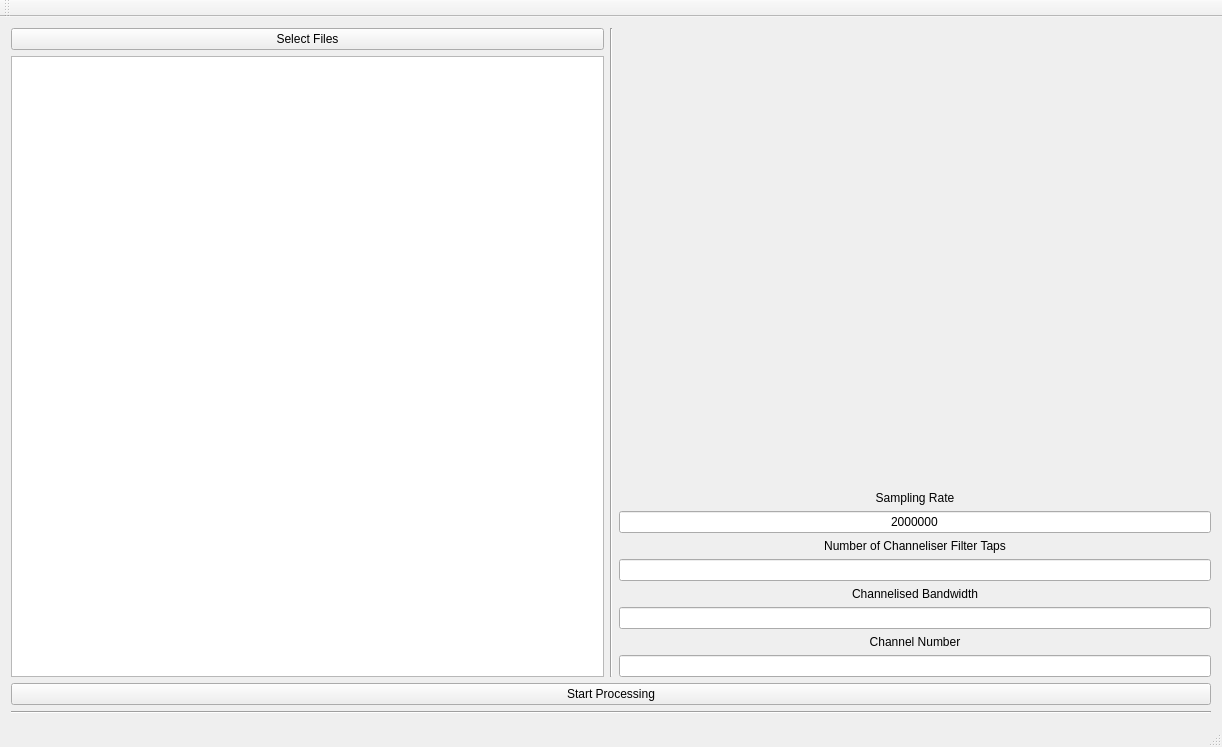
Old version of the form mainwindow.ui in the repository icyveins7/SignalObserver.
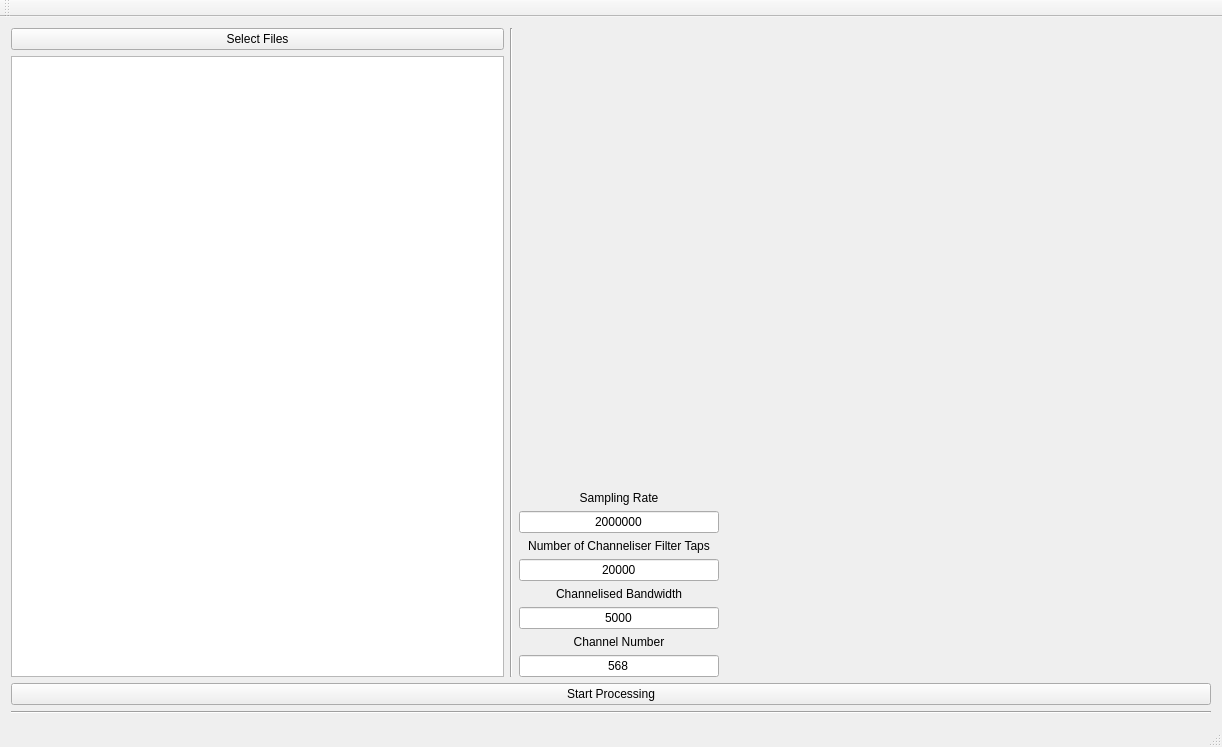
New version of the form.

The edit to the form file:
```diff
--- a/mainwindow.ui
+++ b/mainwindow.ui
@@ -57,6 +57,12 @@
           </item>
           <item>
            <widget class="QLabel" name="label">
+            <property name="maximumSize">
+             <size>
+              <width>200</width>
+              <height>16777215</height>
+             </size>
+            </property>
             <property name="text">
              <string>Sampling Rate</string>
             </property>
@@ -67,6 +73,15 @@
           </item>
           <item>
            <widget class="QLineEdit" name="fsEdit">
+            <property name="maximumSize">
+             <size>
+              <width>200</width>
+              <height>16777215</height>
+             </size>
+            </property>
+            <property name="layoutDirection">
+             <enum>Qt::LeftToRight</enum>
+            </property>
             <property name="text">
              <string>2000000</string>
             </property>
@@ -77,6 +92,12 @@
           </item>
           <item>
            <widget class="QLabel" name="label_3">
+            <property name="maximumSize">
+             <size>
+              <width>200</width>
+              <height>16777215</height>
+             </size>
+            </property>
             <property name="text">
              <string>Number of Channeliser Filter Taps</string>
             </property>
@@ -87,6 +108,18 @@
           </item>
           <item>
            <widget class="QLineEdit" name="numTapsEdit">
+            <property name="maximumSize">
+             <size>
+              <width>200</width>
+              <height>16777215</height>
+             </size>
+            </property>
+            <property name="layoutDirection">
+             <enum>Qt::LeftToRight</enum>
+            </property>
+            <property name="text">
+             <string>20000</string>
+            </property>
             <property name="alignment">
              <set>Qt::AlignCenter</set>
             </property>
@@ -94,6 +127,12 @@
           </item>
           <item>
            <widget class="QLabel" name="label_2">
+            <property name="maximumSize">
+             <size>
+              <width>200</width>
+              <height>16777215</height>
+             </size>
+            </property>
             <property name="text">
              <string>Channelised Bandwidth</string>
             </property>
@@ -104,6 +143,18 @@
           </item>
           <item>
            <widget class="QLineEdit" name="chnBWEdit">
+            <property name="maximumSize">
+             <size>
+              <width>200</width>
+              <height>16777215</height>
+             </size>
+            </property>
+            <property name="layoutDirection">
+             <enum>Qt::LeftToRight</enum>
+            </property>
+            <property name="text">
+             <string>5000</string>
+            </property>
             <property name="alignment">
              <set>Qt::AlignCenter</set>
             </property>
@@ -111,6 +162,12 @@
           </item>
           <item>
            <widget class="QLabel" name="chnlNumberLabel">
+            <property name="maximumSize">
+             <size>
+              <width>200</width>
+              <height>16777215</height>
+             </size>
+            </property>
             <property name="text">
              <string>Channel Number</string>
             </property>
@@ -121,6 +178,18 @@
           </item>
           <item>
            <widget class="QLineEdit" name="chnlIdxEdit">
+            <property name="maximumSize">
+             <size>
+              <width>200</width>
+              <height>16777215</height>
+             </size>
+            </property>
+            <property name="layoutDirection">
+             <enum>Qt::LeftToRight</enum>
+            </property>
+            <property name="text">
+             <string>568</string>
+            </property>
             <property name="alignment">
              <set>Qt::AlignCenter</set>
             </property>
@@ -128,6 +197,19 @@
           </item>
          </layout>
         </item>
+        <item>
+         <spacer name="horizontalSpacer">
+          <property name="orientation">
+           <enum>Qt::Horizontal</enum>
+          </property>
+          <property name="sizeHint" stdset="0">
+           <size>
+            <width>40</width>
+            <height>20</height>
+           </size>
+          </property>
+         </spacer>
+        </item>
        </layout>
       </item>
       <item>
```
